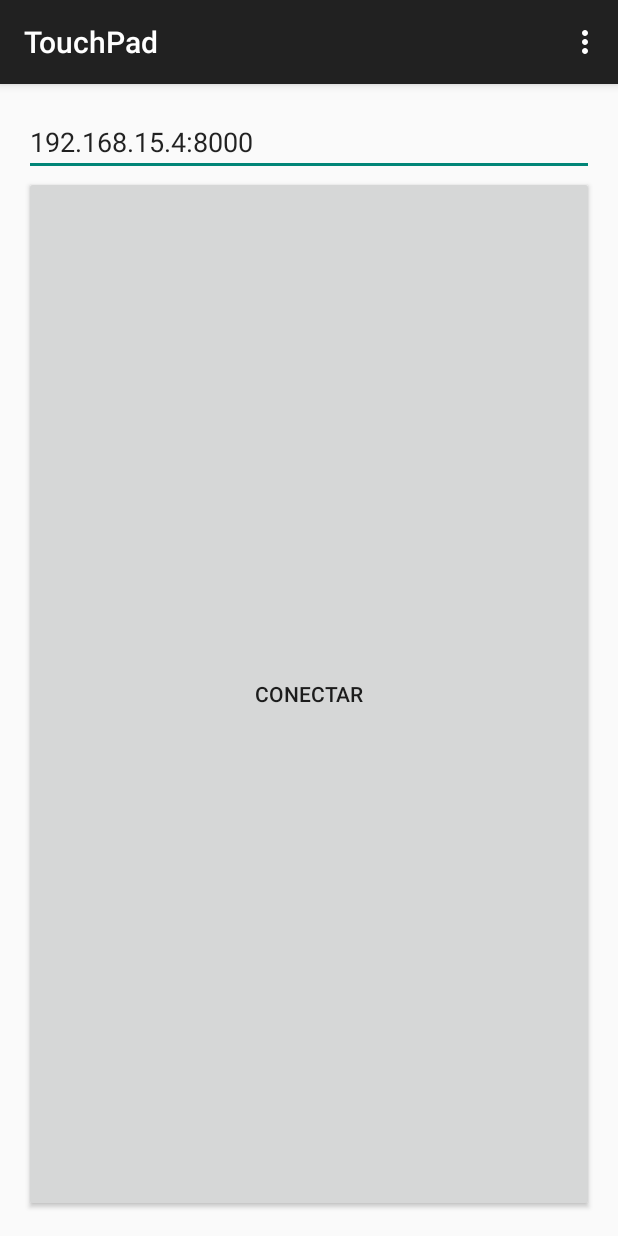
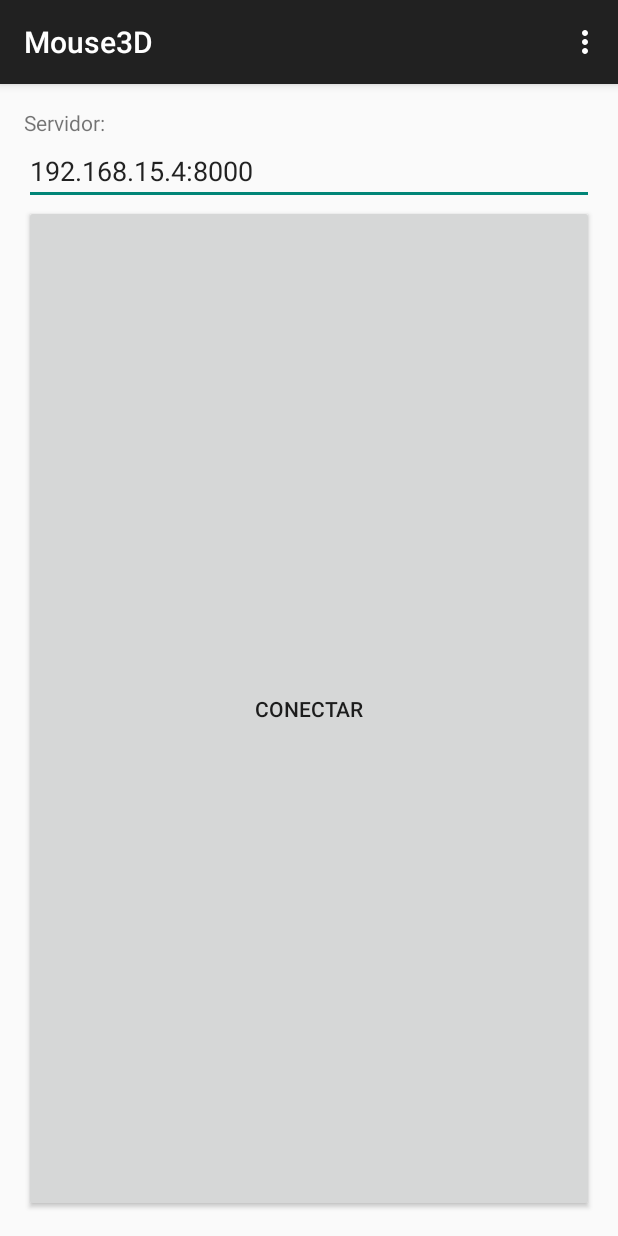
Before and after one commit to eislasq/3dMouse, an Android app: the screen it shows after launch (TouchActivity before the commit, Mouse3D after it), on a phone screen of 412 x 824 dp. Run offline under Robolectric (Android 15) with nearby library versions, the phone set to English and light mode, and no system bars.

Commit message:
Cambio de interfaz y nombre

```diff
--- a/app/build.gradle
+++ b/app/build.gradle
@@ -5,7 +5,7 @@ android {
     buildToolsVersion "21.1.2"
 
     defaultConfig {
-        applicationId "com.example.eislas.touchpad"
+        applicationId "com.IslasCruz.Mouse3D"
         minSdkVersion 15
         targetSdkVersion 21
         versionCode 1
--- a/app/src/main/AndroidManifest.xml
+++ b/app/src/main/AndroidManifest.xml
@@ -1,6 +1,6 @@
 <?xml version="1.0" encoding="utf-8"?>
 <manifest xmlns:android="http://schemas.android.com/apk/res/android"
-    package="com.example.eislas.touchpad" >
+    package="com.IslasCruz" >
 
     <application
         android:allowBackup="true"
@@ -8,7 +8,7 @@
         android:label="@string/app_name"
         android:theme="@style/AppTheme" >
         <activity
-            android:name=".TouchActivity"
+            android:name="com.IslasCruz.Mouse3D"
             android:label="@string/app_name" >
             <intent-filter>
                 <action android:name="android.intent.action.MAIN" />
--- a/app/src/main/java/com/example/eislas/touchpad/TouchActivity.java
+++ b/app/src/main/java/com/IslasCruz/Mouse3D.java
@@ -1,4 +1,4 @@
-package com.example.eislas.touchpad;
+package com.IslasCruz;
 
 import android.content.Context;
 import android.hardware.Sensor;
@@ -13,10 +13,12 @@ import android.view.View;
 import android.widget.Button;
 import android.widget.Toast;
 
+import com.IslasCruz.R;
+
 import java.util.Locale;
 
 
-public class TouchActivity extends ActionBarActivity implements SensorEventListener {
+public class Mouse3D extends ActionBarActivity implements SensorEventListener {
 
     SensorManager mSensorManager;
     Sensor acelerometer;
@@ -27,7 +29,7 @@ public class TouchActivity extends ActionBarActivity implements SensorEventListe
     @Override
     protected void onCreate(Bundle savedInstanceState) {
         super.onCreate(savedInstanceState);
-        setContentView(R.layout.activity_touch);
+        setContentView(R.layout.activity_mouse3d);
         setInputControls();
 
         mSensorManager = (SensorManager) getSystemService(Context.SENSOR_SERVICE);
--- a/app/src/main/java/com/example/eislas/touchpad/SocketClient.java
+++ b/app/src/main/java/com/IslasCruz/SocketClient.java
@@ -1,7 +1,6 @@
-package com.example.eislas.touchpad;
+package com.IslasCruz;
 
 import android.content.Context;
-import android.widget.TextView;
 import android.widget.Toast;
 
 import java.io.BufferedReader;
--- a/app/src/main/res/layout/activity_touch.xml
+++ b/app/src/main/res/layout/activity_mouse3d.xml
@@ -8,6 +8,12 @@
     android:paddingTop="@dimen/activity_vertical_margin"
     tools:context=".TouchActivity"
     android:orientation="vertical">
+
+    <TextView
+        android:layout_width="fill_parent"
+        android:layout_height="wrap_content"
+        android:text="Servidor:"
+        android:id="@+id/textView" />
 
     <EditText
         android:layout_width="fill_parent"
```
Also changed, not shown: app/src/main/java/com/example/eislas/touchpad/CompassActivity.java (deleted, +0 -97 lines), app/src/main/res/values/strings.xml (+1 -8 lines), 3 other files.
